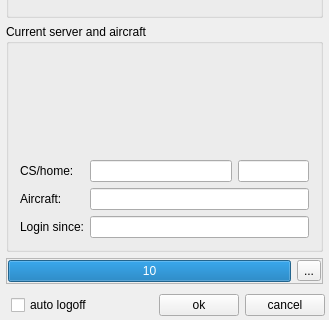
swift-project/pilotclient, file src/blackgui/components/logincomponent.ui: the form before one commit; both pictures show x 0 to 329 and y 478 to 798 of the 329 by 798 pixel window.
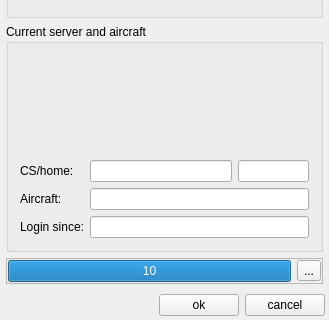
The form after the commit. Icons and pictures are not drawn. Custom widgets are drawn as their Qt base class.

The edit to the form file:
```diff
--- a/src/blackgui/components/logincomponent.ui
+++ b/src/blackgui/components/logincomponent.ui
@@ -871,16 +871,6 @@
         </property>
        </widget>
       </item>
-      <item row="1" column="0">
-       <widget class="QCheckBox" name="cb_AutoLogoff">
-        <property name="toolTip">
-         <string>automatically logoff when simulator changes or appears crashed</string>
-        </property>
-        <property name="text">
-         <string>auto logoff</string>
-        </property>
-       </widget>
-      </item>
      </layout>
     </widget>
    </item>
```
Left out of the diff: 1 changed line with no effect on the pictures.
